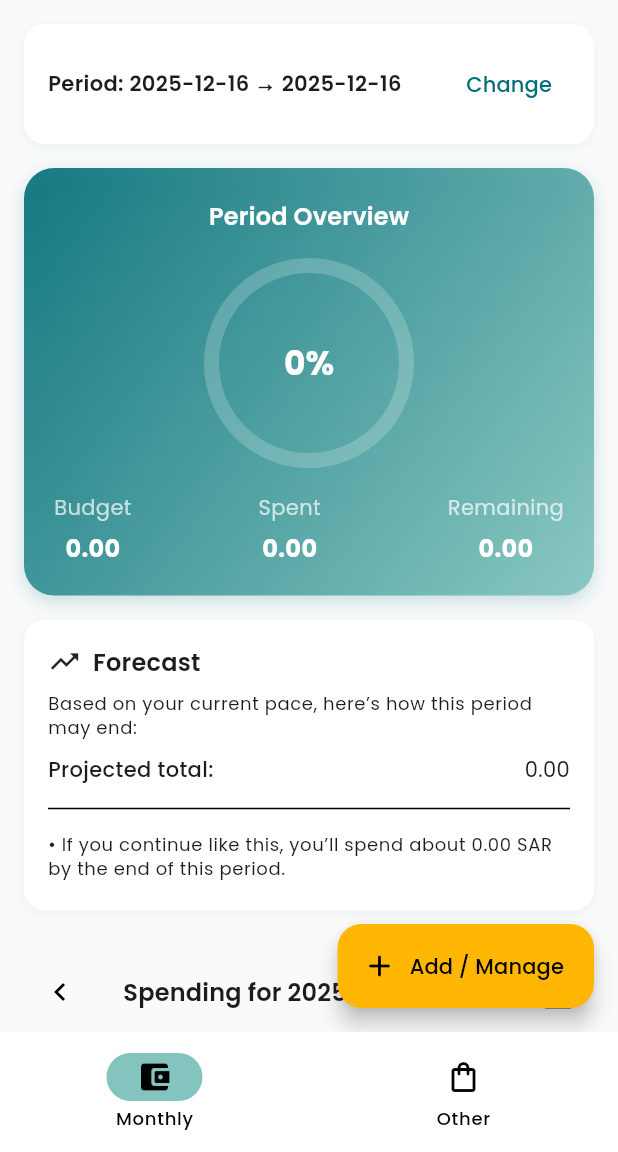
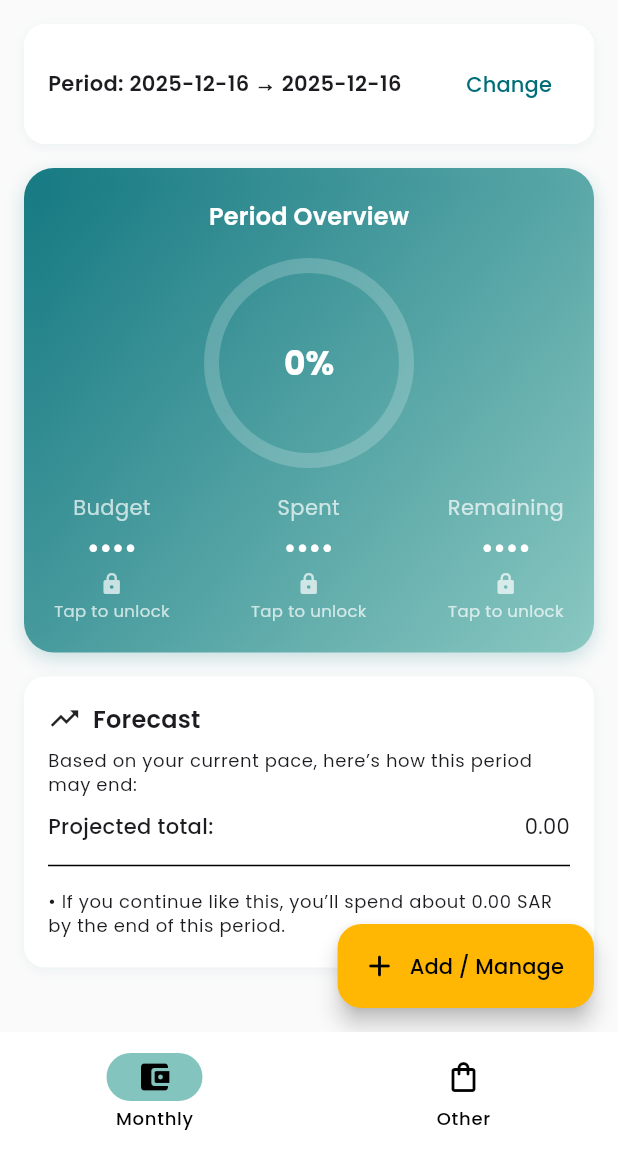
Before and after one commit to Mutei/personal_spending, a Flutter app: the screen it shows once a user with an empty profile is signed in, on a phone screen of 412 x 824 dp, the part 84-1236 px from its top. Run offline on Flutter 3.47's test engine with Material 3 defaults, Android fonts, the light colour scheme and no system bars; drawn by our look-alikes of percent_indicator; our stand-ins replace cloud_firestore, csv, firebase_auth, firebase_core, fl_chart, flutter_local_notifications and 5 more; accounts and stored records are empty; network calls fail.

Commit message:
biometrics features

```diff
--- a/lib/main.dart
+++ b/lib/main.dart
@@ -1,5 +1,6 @@
 import 'package:flutter/material.dart';
 import 'package:firebase_core/firebase_core.dart';
+import 'package:personal_spendings/providers/secure_values_lock_service.dart';
 import 'package:personal_spendings/screens/app_lock_gate.dart';
 import 'package:personal_spendings/screens/auth_gate.dart';
 import 'package:personal_spendings/services/app_lock_service.dart';
@@ -27,6 +28,9 @@ void main() async {
           create: (_) => OtherSpendingProvider()..loadData(),
         ),
         ChangeNotifierProvider(create: (_) => AppLockService()), // 👈 NEW
+        ChangeNotifierProvider(
+          create: (_) => SecureValuesLockService(),
+        ), // 👈 NEW
       ],
       child: const MyApp(),
     ),
--- a/lib/screens/app_lock_gate.dart
+++ b/lib/screens/app_lock_gate.dart
@@ -1,6 +1,7 @@
 import 'package:flutter/material.dart';
 import 'package:provider/provider.dart';
 import '../services/app_lock_service.dart';
+import '../services/auth_service.dart';
 
 class AppLockGate extends StatefulWidget {
   final Widget child;
@@ -51,12 +52,19 @@ class _AppLockGateState extends State<AppLockGate> with WidgetsBindingObserver {
 
   @override
   Widget build(BuildContext context) {
-    return Consumer<AppLockService>(
-      builder: (context, lock, _) {
+    return Consumer2<AppLockService, AuthService>(
+      builder: (context, lock, auth, _) {
+        // ✅ If user is NOT logged in, never show biometrics
+        if (!auth.isLoggedIn) {
+          return widget.child;
+        }
+
+        // ✅ Logged in but lock disabled or already unlocked
         if (!lock.isEnabled || lock.isUnlocked) {
           return widget.child;
         }
 
+        // ✅ Logged in + lock enabled + locked => show unlock screen
         return Scaffold(
           body: Center(
             child: Padding(
@@ -75,21 +83,16 @@ class _AppLockGateState extends State<AppLockGate> with WidgetsBindingObserver {
                     width: double.infinity,
                     child: ElevatedButton.icon(
                       icon: const Icon(Icons.fingerprint),
-                      label: Text(_authInProgress ? "Unlocking..." : "Unlock"),
-                      onPressed: _authInProgress
-                          ? null
-                          : () async {
-                              setState(() => _authInProgress = true);
+                      label: const Text("Unlock"),
+                      onPressed: () async {
                         final ok = await lock.authenticate();
-                              if (!ok && mounted) {
+                        if (!ok && context.mounted) {
                           ScaffoldMessenger.of(context).showSnackBar(
                             const SnackBar(
                               content: Text("Authentication failed"),
                             ),
                           );
                         }
-                              if (mounted)
-                                setState(() => _authInProgress = false);
                       },
                     ),
                   ),
--- a/lib/screens/home_screen.dart
+++ b/lib/screens/home_screen.dart
@@ -3,6 +3,7 @@ import 'package:intl/intl.dart';
 import 'package:percent_indicator/circular_percent_indicator.dart';
 import 'package:provider/provider.dart';
 
+import '../providers/secure_values_lock_service.dart';
 import '../providers/spending_provider.dart';
 import '../services/app_lock_service.dart';
 import '../services/auth_service.dart';
@@ -22,7 +23,31 @@ class HomeScreen extends StatefulWidget {
   State<HomeScreen> createState() => _HomeScreenState();
 }
 
-class _HomeScreenState extends State<HomeScreen> {
+class _HomeScreenState extends State<HomeScreen> with WidgetsBindingObserver {
+  @override
+  void initState() {
+    super.initState();
+    WidgetsBinding.instance.addObserver(this);
+
+    WidgetsBinding.instance.addPostFrameCallback((_) {
+      context.read<SecureValuesLockService>().lock();
+    });
+  }
+
+  @override
+  void dispose() {
+    WidgetsBinding.instance.removeObserver(this);
+    super.dispose();
+  }
+
+  void didChangeAppLifecycleState(AppLifecycleState state) {
+    if (state == AppLifecycleState.paused ||
+        state == AppLifecycleState.inactive ||
+        state == AppLifecycleState.detached) {
+      context.read<SecureValuesLockService>().lock();
+    }
+  }
+
   DateTime _selectedDate = DateTime.now();
   final _dateFormat = DateFormat('yyyy-MM-dd');
 
@@ -137,6 +162,7 @@ class _HomeScreenState extends State<HomeScreen> {
         },
         onLogout: () async {
           Navigator.pop(context);
+          context.read<AppLockService>().lockAgain(); // ✅ reset
           await context.read<AuthService>().signOut();
         },
       ),
@@ -246,9 +272,21 @@ class _HomeScreenState extends State<HomeScreen> {
                     Row(
                       mainAxisAlignment: MainAxisAlignment.spaceBetween,
                       children: [
-                        _infoColumn('Budget', budget),
-                        _infoColumn('Spent', periodTotal),
-                        _infoColumn('Remaining', remaining),
+                        _secureInfoColumn(
+                          context,
+                          title: 'Budget',
+                          value: budget,
+                        ),
+                        _secureInfoColumn(
+                          context,
+                          title: 'Spent',
+                          value: periodTotal,
+                        ),
+                        _secureInfoColumn(
+                          context,
+                          title: 'Remaining',
+                          value: remaining,
+                        ),
                       ],
                     ),
                   ],
@@ -667,33 +705,69 @@ class _HomeScreenState extends State<HomeScreen> {
     }
   }
 
-  // ------------- Helper UI widget -------------
-  Widget _infoColumn(String title, double value) {
-    return Column(
+  Widget _secureInfoColumn(
+    BuildContext context, {
+    required String title,
+    required double value,
+  }) {
+    final secure = context.watch<SecureValuesLockService>();
+    final locked = secure.isLocked;
+
+    Future<void> _unlock() async {
+      final ok = await context
+          .read<SecureValuesLockService>()
+          .unlockWithBiometrics();
+      if (!ok && context.mounted) {
+        ScaffoldMessenger.of(
+          context,
+        ).showSnackBar(const SnackBar(content: Text("Unlock failed")));
+      }
+    }
+
+    void _lockAgain() {
+      context.read<SecureValuesLockService>().lock();
+      ScaffoldMessenger.of(
+        context,
+      ).showSnackBar(const SnackBar(content: Text("🔒 Locked again")));
+    }
+
+    return InkWell(
+      borderRadius: BorderRadius.circular(12),
+      onTap: () async {
+        if (locked) {
+          await _unlock(); // biometrics
+        } else {
+          _lockAgain(); // no biometrics
+        }
+      },
+      child: Column(
         children: [
-        const Text(
-          ' ', // keep titles in the row labels (“Budget / Spent / Remaining”)
-          style: TextStyle(color: Colors.transparent, fontSize: 0),
-        ),
-        const Text(
-          // small label under the invisible line
-          '',
-          style: TextStyle(fontSize: 0),
-        ),
           Text(
             title,
             style: const TextStyle(color: Colors.white70, fontSize: 14),
           ),
           const SizedBox(height: 6),
           Text(
-          value.toStringAsFixed(2),
+            locked ? "••••" : value.toStringAsFixed(2),
             style: const TextStyle(
               color: Colors.white,
               fontSize: 16,
               fontWeight: FontWeight.bold,
             ),
           ),
+          const SizedBox(height: 4),
+          Icon(
+            locked ? Icons.lock_rounded : Icons.lock_open_rounded,
+            size: 16,
+            color: Colors.white70,
+          ),
+          const SizedBox(height: 2),
+          Text(
+            locked ? "Tap to unlock" : "Tap to lock",
+            style: const TextStyle(color: Colors.white70, fontSize: 11),
+          ),
         ],
+      ),
     );
   }
 }
```
Also changed, not shown: lib/providers/secure_values_lock_service.dart (added, +50 -0 lines), assets/fonts/Amiri-Regular.ttf (added). Lines whose indentation alone changed are shown as unchanged.
